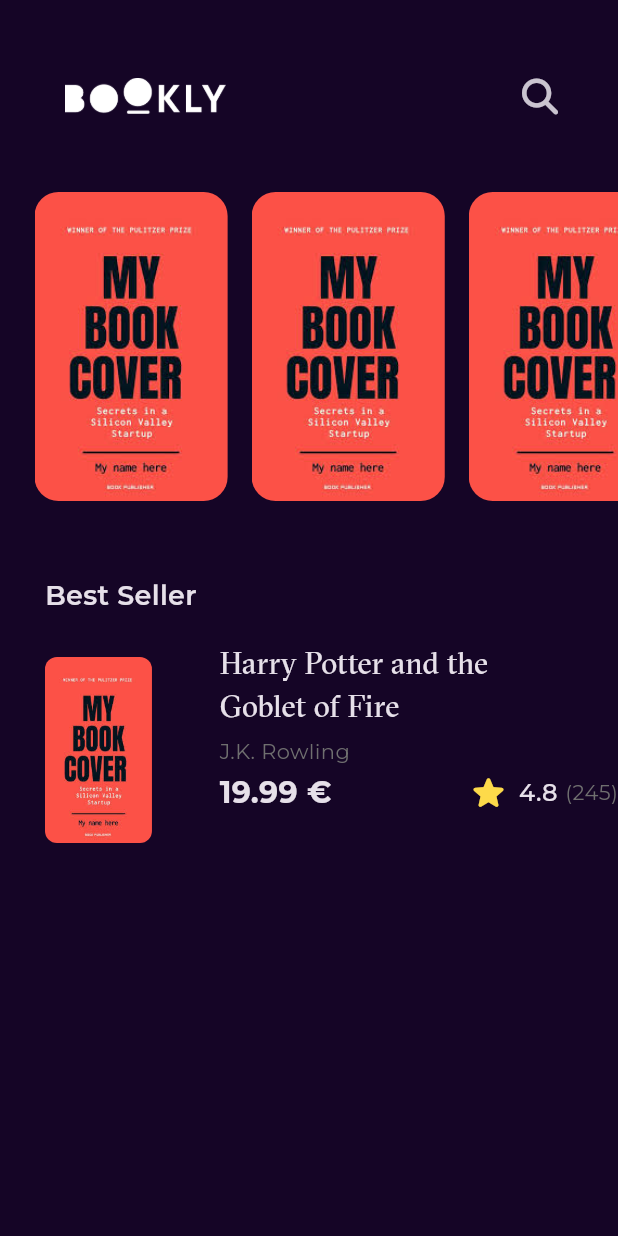
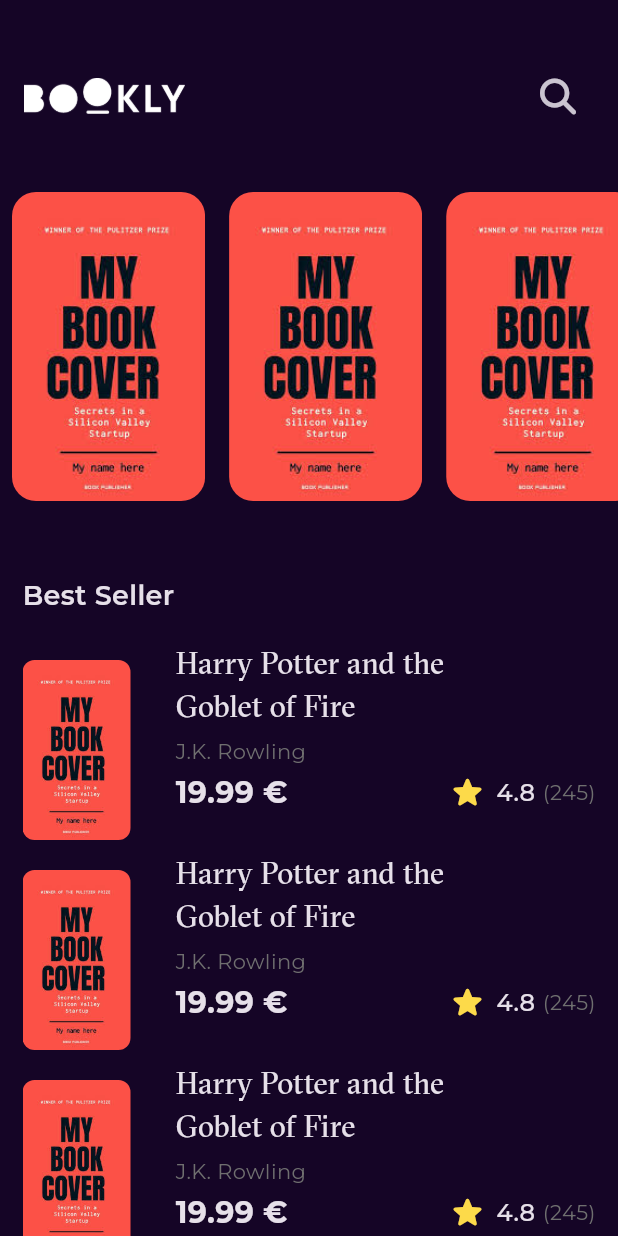
Before and after one commit to moelsayed1/bookly_app, a Flutter app: the screen it shows after launch, on a phone screen of 412 x 824 dp. Run offline on Flutter 3.47's test engine with Material 3 defaults, Android fonts, the phone set to English and light mode, and no system bars; our stand-ins replace font_awesome_flutter, get, google_fonts.

Commit message:
create best seller list view

```diff
--- a/lib/Features/home/presentation/views/widgets/best_seller_list_view.dart
+++ b/lib/Features/home/presentation/views/widgets/best_seller_list_view.dart
@@ -1,83 +1,18 @@
-import 'package:bookly_app/Core/utils/assets.dart';
-import 'package:bookly_app/Core/utils/styles.dart';
-import 'package:bookly_app/Features/home/presentation/views/widgets/books_rating.dart';
-import 'package:bookly_app/constant.dart';
-import 'package:flutter/cupertino.dart';
+import 'package:bookly_app/Features/home/presentation/views/widgets/best_seller_list_view_item.dart';
 import 'package:flutter/material.dart';
 
-class BestSellerListViewItem extends StatelessWidget {
-  const BestSellerListViewItem({super.key});
+class BestSellerListView extends StatelessWidget {
+  const BestSellerListView({super.key});
 
   @override
   Widget build(BuildContext context) {
-    return SizedBox(
-      height: 140,
-      child: Row(
-        children: [
-          Padding(
-            padding: const EdgeInsets.symmetric(horizontal: 15, vertical: 8),
-            child: AspectRatio(
-              aspectRatio: 2.3 / 4,
-              child: Container(
-                decoration: BoxDecoration(
-                  borderRadius: BorderRadius.circular(8),
-                  image: DecorationImage(
-                    image: AssetImage(
-                      AssetsData.testImage,
-                    ),
-                    fit: BoxFit.fill,
-                  ),
-                ),
-              ),
-            ),
-          ),
-          SizedBox(
-            width: 30,
-          ),
-          Expanded(
-            child: Column(
-              crossAxisAlignment: CrossAxisAlignment.start,
-              children: [
-                SizedBox(
-                  width: MediaQuery.of(context).size.width * 0.5,
-                  child: Text(
-                    'Harry Potter and the Goblet of Fire',
-                    style: Style.textStyle20.copyWith(
-                      fontFamily: kGtSectraFine,
-                    ),
-                    maxLines: 2,
-                    overflow: TextOverflow.ellipsis,
-                  ),
-                ),
-                SizedBox(
-                  height: 3,
-                ),
-                Text(
-                  'J.K. Rowling',
-                  style: Style.textStyle14.copyWith(
-                    color: Color(0xff6F6F6F),
-                  ),
-                ),
-                SizedBox(
-                  height: 3,
-                ),
-                Row(
-                  mainAxisAlignment: MainAxisAlignment.spaceBetween,
-                  children: [
-                    Text(
-                      '19.99 €',
-                      style: Style.textStyle20.copyWith(
-                        fontWeight: FontWeight.bold,
-                      ),
-                    ),
-                    BookRating(),
-                  ],
-                ),
-              ],
-            ),
-          ),
-        ],
-      ),
+    return ListView.builder(
+      physics: NeverScrollableScrollPhysics(),
+      padding: EdgeInsets.zero,
+      itemCount: 10,
+      itemBuilder: (context, index) {
+        return BestSellerListViewItem();
+      },
     );
   }
 }
--- /dev/null
+++ b/lib/Features/home/presentation/views/widgets/best_seller_list_view_item.dart
@@ -0,0 +1,83 @@
+import 'package:bookly_app/Core/utils/assets.dart';
+import 'package:bookly_app/Core/utils/styles.dart';
+import 'package:bookly_app/Features/home/presentation/views/widgets/books_rating.dart';
+import 'package:bookly_app/constant.dart';
+import 'package:flutter/cupertino.dart';
+import 'package:flutter/material.dart';
+
+class BestSellerListViewItem extends StatelessWidget {
+  const BestSellerListViewItem({super.key});
+
+  @override
+  Widget build(BuildContext context) {
+    return SizedBox(
+      height: 140,
+      child: Row(
+        children: [
+          Padding(
+            padding: const EdgeInsets.symmetric(vertical: 10),
+            child: AspectRatio(
+              aspectRatio: 2.4 / 4,
+              child: Container(
+                decoration: BoxDecoration(
+                  borderRadius: BorderRadius.circular(8),
+                  image: DecorationImage(
+                    image: AssetImage(
+                      AssetsData.testImage,
+                    ),
+                    fit: BoxFit.fill,
+                  ),
+                ),
+              ),
+            ),
+          ),
+          SizedBox(
+            width: 30,
+          ),
+          Expanded(
+            child: Column(
+              crossAxisAlignment: CrossAxisAlignment.start,
+              children: [
+                SizedBox(
+                  width: MediaQuery.of(context).size.width * 0.5,
+                  child: Text(
+                    'Harry Potter and the Goblet of Fire',
+                    style: Style.textStyle20.copyWith(
+                      fontFamily: kGtSectraFine,
+                    ),
+                    maxLines: 2,
+                    overflow: TextOverflow.ellipsis,
+                  ),
+                ),
+                SizedBox(
+                  height: 3,
+                ),
+                Text(
+                  'J.K. Rowling',
+                  style: Style.textStyle14.copyWith(
+                    color: Color(0xff6F6F6F),
+                  ),
+                ),
+                SizedBox(
+                  height: 3,
+                ),
+                Row(
+                  mainAxisAlignment: MainAxisAlignment.spaceBetween,
+                  children: [
+                    Text(
+                      '19.99 €',
+                      style: Style.textStyle20.copyWith(
+                        fontWeight: FontWeight.bold,
+                      ),
+                    ),
+                    BookRating(),
+                  ],
+                ),
+              ],
+            ),
+          ),
+        ],
+      ),
+    );
+  }
+}
--- a/lib/Features/home/presentation/views/widgets/books_rating.dart
+++ b/lib/Features/home/presentation/views/widgets/books_rating.dart
@@ -11,7 +11,7 @@ class BookRating extends StatelessWidget {
         Icon(
           Icons.star_rounded,
           color: Color(0xffFDDA4A),
-          size: 28,
+          size: 26,
         ),
         SizedBox(
           width: 6.3,
--- a/lib/Features/home/presentation/views/widgets/custom_app_bar.dart
+++ b/lib/Features/home/presentation/views/widgets/custom_app_bar.dart
@@ -8,7 +8,7 @@ class CustomAppBar extends StatelessWidget {
   @override
   Widget build(BuildContext context) {
     return Padding(
-      padding: const EdgeInsets.symmetric(horizontal: 28, vertical: 40),
+      padding: const EdgeInsets.symmetric(horizontal: 16, vertical: 40),
       child: Row(
         mainAxisAlignment: MainAxisAlignment.spaceBetween,
         children: [
--- a/lib/Features/home/presentation/views/widgets/home_view_body.dart
+++ b/lib/Features/home/presentation/views/widgets/home_view_body.dart
@@ -1,6 +1,7 @@
 import 'package:bookly_app/Core/utils/styles.dart';
 import 'package:bookly_app/Features/home/presentation/views/widgets/best_seller_list_view.dart';
 import 'package:bookly_app/Features/home/presentation/views/widgets/custom_app_bar.dart';
+import 'package:flutter/cupertino.dart';
 import 'package:flutter/material.dart';
 import 'package:flutter/widgets.dart';
 import 'featured_books_list_view.dart';
@@ -10,8 +11,9 @@ class HomeViewBody extends StatelessWidget {
 
   @override
   Widget build(BuildContext context) {
-    return Padding(
-      padding: const EdgeInsets.only(left: 15),
+    return CustomScrollView(
+      slivers: [
+        SliverToBoxAdapter(
           child: Column(
             crossAxisAlignment: CrossAxisAlignment.start,
             children: [
@@ -21,7 +23,7 @@ class HomeViewBody extends StatelessWidget {
                 height: 50,
               ),
               Padding(
-            padding: const EdgeInsets.only(left: 15),
+                padding: const EdgeInsets.symmetric(horizontal: 15),
                 child: Text(
                   'Best Seller',
                   style: Style.textStyle18,
@@ -30,9 +32,16 @@ class HomeViewBody extends StatelessWidget {
               SizedBox(
                 height: 20,
               ),
-          BestSellerListViewItem(),
             ],
           ),
+        ),
+        SliverFillRemaining(
+          child: Padding(
+            padding: const EdgeInsets.symmetric(horizontal: 15),
+            child: BestSellerListView(),
+          ),
+        ),
+      ],
     );
   }
 }
```
Lines whose indentation alone changed are shown as unchanged.
